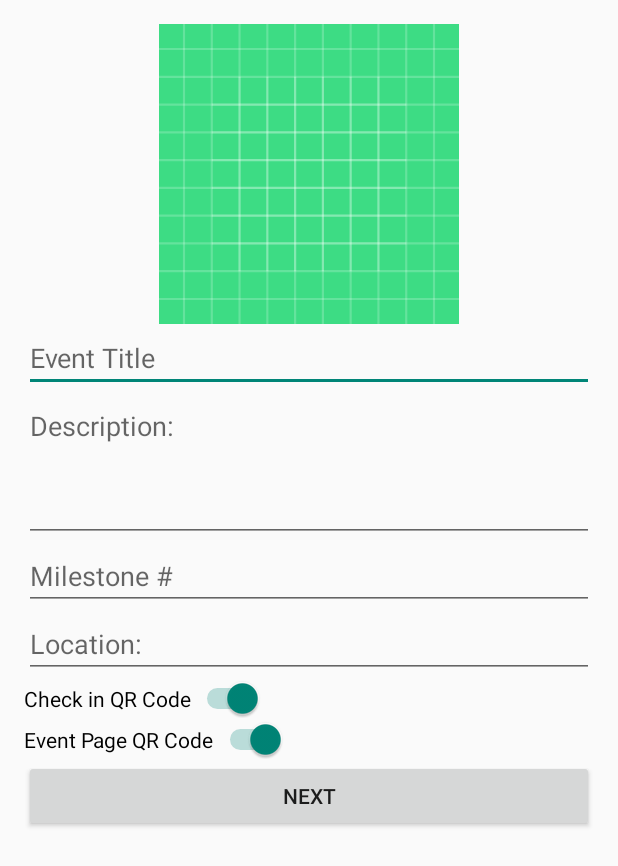
After one commit to CMPUT301W24T03/Emoji301, an Android app: the layout fragment_event_creation.xml on its own in the app's theme, with its tools: preview values and no code run, on a phone screen of 412 x 824 dp. The commit adds this screen. Shown: the top 866 px of the screen. Run offline under Robolectric (Android 15) with nearby library versions, the phone set to English and light mode, and no system bars; Roboto replaces fonts that are not available here.

Commit message:
Created a constructor class for event and created some demo fragments to write my code for the event creation

```diff
--- a/code/app/build.gradle.kts
+++ b/code/app/build.gradle.kts
@@ -30,6 +30,9 @@ android {
         sourceCompatibility = JavaVersion.VERSION_1_8
         targetCompatibility = JavaVersion.VERSION_1_8
     }
+    buildFeatures {
+        viewBinding = true
+    }
 }
 
 dependencies {
--- a/code/app/src/main/java/com/example/emojibrite/MainActivity.java
+++ b/code/app/src/main/java/com/example/emojibrite/EventHome.java
@@ -4,11 +4,11 @@ import androidx.appcompat.app.AppCompatActivity;
 
 import android.os.Bundle;
 
-public class MainActivity extends AppCompatActivity {
+public class EventHome extends AppCompatActivity {
 
     @Override
     protected void onCreate(Bundle savedInstanceState) {
         super.onCreate(savedInstanceState);
-        setContentView(R.layout.activity_main);
+        setContentView(R.layout.event_home_page);
     }
 }
--- a/code/app/src/main/res/layout/activity_logo.xml
+++ b/code/app/src/main/res/layout/activity_logo.xml
@@ -22,7 +22,7 @@
                 android:id="@+id/EmojiBriteLogo"
                 android:layout_width="284dp"
                 android:layout_height="307dp"
-                android:src="@drawable/EmojiBriteLogo2" />
+                android:src="@drawable/emoji_brite_logo2" />
         </LinearLayout>
 
         <LinearLayout
--- /dev/null
+++ b/code/app/src/main/res/layout/fragment_event_creation.xml
@@ -0,0 +1,63 @@
+<LinearLayout xmlns:android="http://schemas.android.com/apk/res/android"
+    android:layout_width="match_parent"
+    android:layout_height="match_parent"
+    android:orientation="vertical"
+    android:padding="16dp">
+
+    <ImageView
+        android:id="@+id/image_event_poster"
+        android:layout_width="match_parent"
+        android:layout_height="200dp"
+        android:src="@drawable/ic_launcher_background" />
+
+    <EditText
+        android:id="@+id/edittext_event_title"
+        android:layout_width="match_parent"
+        android:layout_height="wrap_content"
+        android:hint="@string/event_title"
+        android:inputType="text"/>
+
+    <EditText
+        android:id="@+id/edittext_event_description"
+        android:layout_width="match_parent"
+        android:layout_height="wrap_content"
+        android:hint="@string/event_description"
+        android:inputType="textMultiLine"
+        android:gravity="top"
+        android:minHeight="100dp" />
+
+    <EditText
+        android:id="@+id/edittext_event_milestone"
+        android:layout_width="match_parent"
+        android:layout_height="wrap_content"
+        android:hint="@string/milestone_number"
+        android:inputType="number" />
+
+    <EditText
+        android:id="@+id/edittext_event_location"
+        android:layout_width="match_parent"
+        android:layout_height="wrap_content"
+        android:hint="@string/event_location"
+        android:inputType="text"/>
+
+    <Switch
+        android:id="@+id/switch_checkin_qr"
+        android:layout_width="wrap_content"
+        android:layout_height="wrap_content"
+        android:text="@string/check_in_qr_code"
+        android:checked="true"/>
+
+    <Switch
+        android:id="@+id/switch_eventpage_qr"
+        android:layout_width="wrap_content"
+        android:layout_height="wrap_content"
+        android:text="@string/event_page_qr_code"
+        android:checked="true"/>
+
+    <Button
+        android:id="@+id/button_next"
+        android:layout_width="match_parent"
+        android:layout_height="wrap_content"
+        android:text="@string/next" />
+
+</LinearLayout>
--- a/code/app/src/main/res/values-night/themes.xml
+++ b/code/app/src/main/res/values-night/themes.xml
@@ -4,4 +4,9 @@
         <!-- Customize your dark theme here. -->
         <!-- <item name="colorPrimary">@color/my_dark_primary</item> -->
     </style>
+
+    <style name="ThemeOverlay.EmojiBrite.FullscreenContainer" parent="">
+        <item name="fullscreenBackgroundColor">@color/light_blue_900</item>
+        <item name="fullscreenTextColor">@color/light_blue_A400</item>
+    </style>
 </resources>
--- /dev/null
+++ b/code/app/src/main/res/values/attrs.xml
@@ -0,0 +1,6 @@
+<resources>
+    <declare-styleable name="FullscreenAttrs">
+        <attr name="fullscreenBackgroundColor" format="color" />
+        <attr name="fullscreenTextColor" format="color" />
+    </declare-styleable>
+</resources>
--- a/code/app/src/main/res/values/colors.xml
+++ b/code/app/src/main/res/values/colors.xml
@@ -7,4 +7,10 @@
     <color name="gray">#DADADA</color>
     <color name="brown">#241C1C</color>
     <color name="light_gray">#F5F4F2</color>
+    <color name="light_blue_600">#FF039BE5</color>
+    <color name="light_blue_900">#FF01579B</color>
+    <color name="light_blue_A200">#FF40C4FF</color>
+    <color name="light_blue_A400">#FF00B0FF</color>
+    <color name="black_overlay">#66000000</color>
+    <color name="button_brown">#743030</color>
 </resources>
--- a/code/app/src/main/res/values/strings.xml
+++ b/code/app/src/main/res/values/strings.xml
@@ -2,4 +2,13 @@
     <string name="app_name">EmojiBrite</string>
     <string name="guest">Guest</string>
     <string name="access_key">Access key</string>
+    <string name="dummy_button">Dummy Button</string>
+    <string name="dummy_content">DUMMY\nCONTENT</string>
+    <string name="event_title">Event Title</string>
+    <string name="event_description">Description:</string>
+    <string name="milestone_number">Milestone #</string>
+    <string name="event_location">Location:</string>
+    <string name="check_in_qr_code">Check in QR Code</string>
+    <string name="event_page_qr_code">Event Page QR Code</string>
+    <string name="next">Next</string>
 </resources>
--- a/code/app/src/main/res/values/themes.xml
+++ b/code/app/src/main/res/values/themes.xml
@@ -6,4 +6,9 @@
     </style>
 
     <style name="Theme.EmojiBrite" parent="Base.Theme.EmojiBrite" />
+
+    <style name="ThemeOverlay.EmojiBrite.FullscreenContainer" parent="">
+        <item name="fullscreenBackgroundColor">@color/light_blue_600</item>
+        <item name="fullscreenTextColor">@color/light_blue_A200</item>
+    </style>
 </resources>
```
Also changed, not shown: code/app/src/main/AndroidManifest.xml (+7 -0 lines), code/app/src/main/java/com/example/emojibrite/Event.java (added, +129 -0 lines), code/app/src/main/res/layout/event_home_page.xml (added, +36 -0 lines), code/app/src/main/res/values/styles.xml (added, +7 -0 lines), code/app/src/main/res/drawable/emoji_brite_logo.png (renamed from code/app/src/main/res/drawable/EmojiBriteLogo.png), code/app/src/main/res/drawable/emoji_brite_logo2.png (renamed from code/app/src/main/res/drawable/EmojiBriteLogo2.png).
